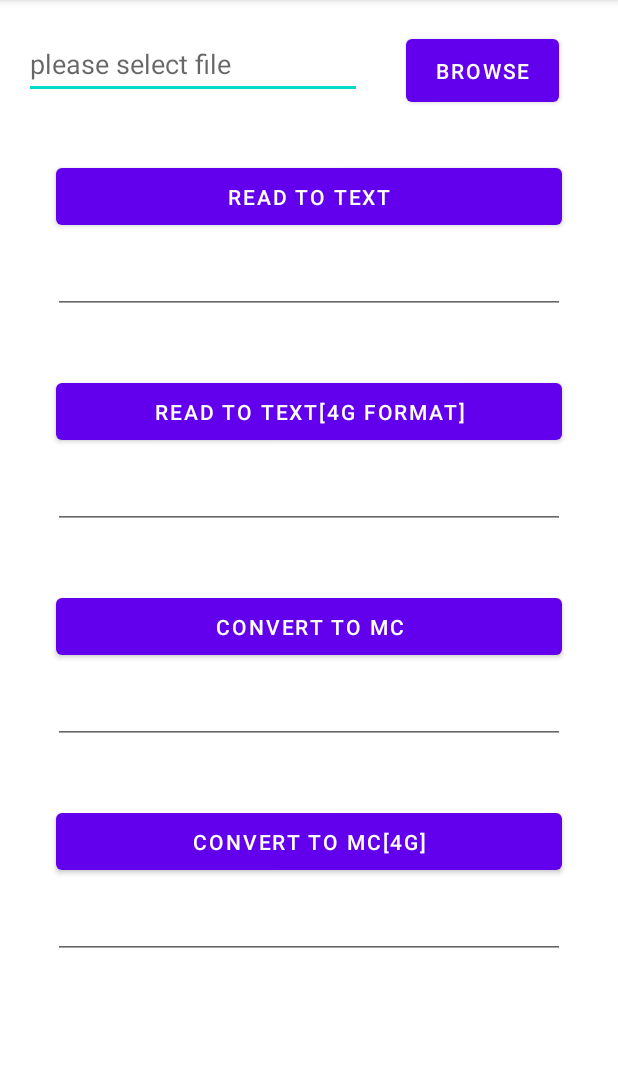
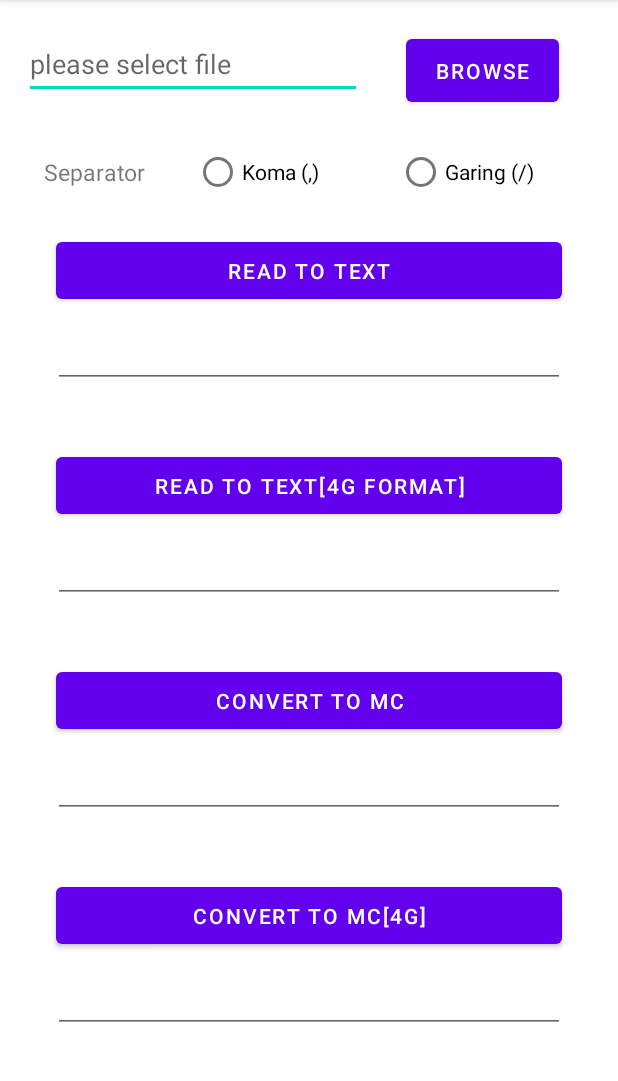
Before and after one commit to RafliArsya/Tugas-Akhir-S1, an Android app: the screen it shows after launch (MainActivity), on a phone screen of 412 x 824 dp, the part 84-1165 px from its top. Run offline under Robolectric (Android 15) with nearby library versions, the phone set to English and light mode, and no system bars.

Commit message:
Refactoring
-Added separator chooser

```diff
--- a/src/main/res/layout/activity_main.xml
+++ b/src/main/res/layout/activity_main.xml
@@ -8,8 +8,7 @@
     <androidx.constraintlayout.widget.ConstraintLayout
         android:layout_width="match_parent"
         android:layout_height="wrap_content"
-        tools:context=".MainActivity"
-        >
+        tools:context=".MainActivity">
 
         <com.google.android.material.textfield.TextInputEditText
             android:id="@+id/textInputEditText"
@@ -30,21 +29,65 @@
             android:layout_width="102dp"
             android:layout_height="54dp"
             android:layout_marginTop="20dp"
-            android:layout_marginRight="10dp"
+            android:layout_marginEnd="10dp"
             android:text="Browse"
             app:layout_constraintEnd_toEndOf="parent"
             app:layout_constraintStart_toEndOf="@+id/textInputEditText"
             app:layout_constraintTop_toTopOf="parent" />
 
+        <TextView
+            android:id="@+id/tvSeparator"
+            android:layout_width="93dp"
+            android:layout_height="41dp"
+            android:layout_marginStart="16dp"
+            android:layout_marginTop="28dp"
+            android:gravity="center_vertical|center_horizontal"
+            android:text="@string/separator_txt"
+            android:textAlignment="center"
+            android:textSize="15sp"
+            app:layout_constraintStart_toStartOf="parent"
+            app:layout_constraintTop_toBottomOf="@+id/textInputEditText" />
+
+        <RadioGroup
+            android:id="@+id/radiogroup1"
+            android:layout_width="292dp"
+            android:layout_height="41dp"
+            android:layout_gravity="center_horizontal"
+            android:layout_marginTop="20dp"
+            android:layout_marginEnd="10dp"
+
+            android:orientation="horizontal"
+            app:layout_constraintEnd_toEndOf="parent"
+            app:layout_constraintHorizontal_bias="0.0"
+            app:layout_constraintStart_toEndOf="@+id/tvSeparator"
+            app:layout_constraintTop_toBottomOf="@+id/button">
+
+            <!--android:onClick="checkradio"-->
+            <RadioButton
+                android:id="@+id/radio_comma"
+                android:layout_width="wrap_content"
+                android:layout_height="wrap_content"
+                android:layout_marginStart="20dp"
+                android:text="@string/comma" />
+
+            <RadioButton
+                android:id="@+id/radio_slash"
+                android:layout_width="wrap_content"
+                android:layout_height="wrap_content"
+                android:layout_marginStart="52dp"
+                android:text="@string/slash" />
+
+        </RadioGroup>
+
         <Button
             android:id="@+id/button2"
             android:layout_width="337dp"
             android:layout_height="50dp"
-            android:layout_marginTop="40dp"
+            android:layout_marginTop="20dp"
             android:text="Read to Text"
             app:layout_constraintEnd_toEndOf="parent"
             app:layout_constraintStart_toStartOf="parent"
-            app:layout_constraintTop_toBottomOf="@+id/textInputEditText" />
+            app:layout_constraintTop_toBottomOf="@+id/radiogroup1" />
 
         <EditText
             android:id="@+id/editTextTextMultiLine"
@@ -128,6 +171,8 @@
             app:layout_constraintStart_toStartOf="parent"
             app:layout_constraintTop_toBottomOf="@+id/button5" />
 
+
+
     </androidx.constraintlayout.widget.ConstraintLayout>
 
 </ScrollView>
--- a/src/main/res/values/strings.xml
+++ b/src/main/res/values/strings.xml
@@ -1,3 +1,6 @@
 <resources>
     <string name="app_name">Netmon Formatter</string>
+    <string name="slash">Garing (/)</string>
+    <string name="comma">Koma (,)</string>
+    <string name="separator_txt">Separator</string>
 </resources>
```
Also changed, not shown: src/main/java/com/example/myapplication/MainActivity.kt (+169 -87 lines).
